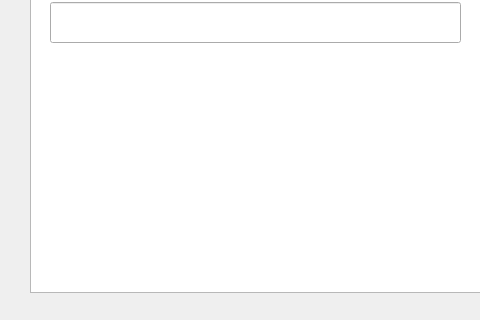
The window that app/ui/update_monument_window.ui (reisenbest/PPK_ARCHEOMAP) describes before a commit, drawn with Qt 5; both pictures show x 0 to 480 and y 528 to 848 of the 1088 by 848 pixel window.
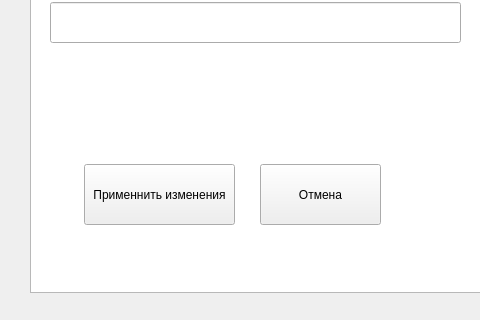
The same window after the commit.

The edit to the form file:
```diff
--- a/app/ui/update_monument_window.ui
+++ b/app/ui/update_monument_window.ui
@@ -92,6 +92,32 @@
     <string>RESEARCH_OBJECT</string>
    </property>
   </widget>
+  <widget class="QPushButton" name="acceptUpdBtn">
+   <property name="geometry">
+    <rect>
+     <x>84</x>
+     <y>692</y>
+     <width>151</width>
+     <height>61</height>
+    </rect>
+   </property>
+   <property name="text">
+    <string>Применнить изменения</string>
+   </property>
+  </widget>
+  <widget class="QPushButton" name="cancelBtn">
+   <property name="geometry">
+    <rect>
+     <x>260</x>
+     <y>692</y>
+     <width>121</width>
+     <height>61</height>
+    </rect>
+   </property>
+   <property name="text">
+    <string>Отмена</string>
+   </property>
+  </widget>
  </widget>
  <resources/>
  <connections/>
```
